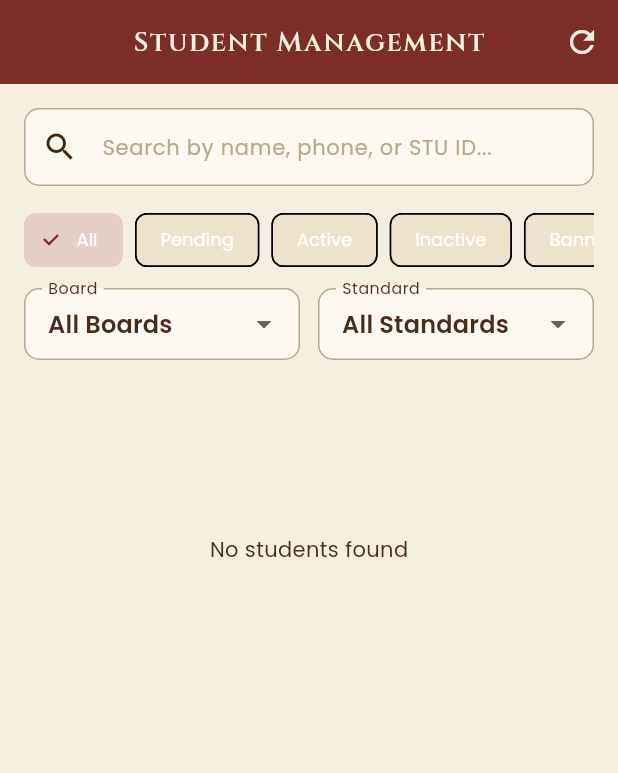
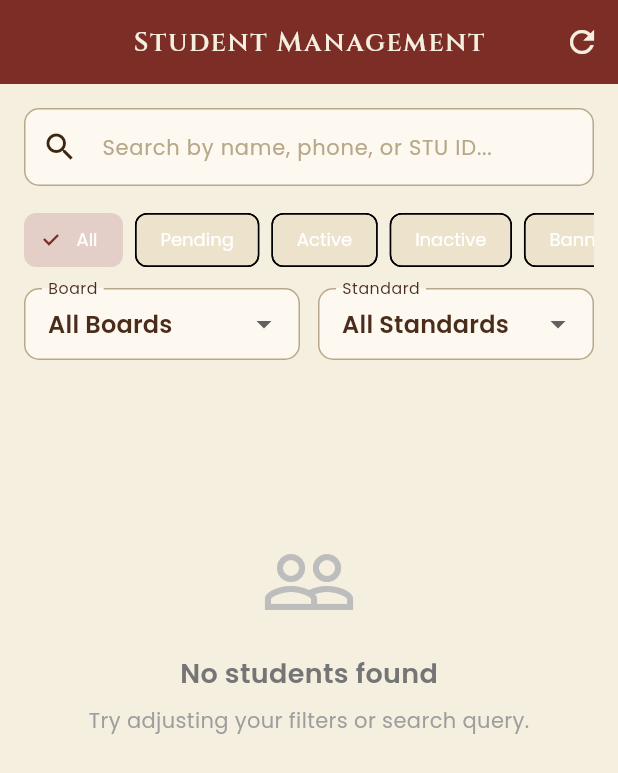
Before and after one commit to Mrudula211/vidyavardhini-classes_app, a Flutter app: the StudentListScreen screen opened by its route, on a phone screen of 412 x 824 dp. Shown: the top 773 px of the screen. Run offline on Flutter 3.47's test engine with Material 3 defaults, Android fonts, the phone set to English and light mode, and no system bars; our stand-ins replace firebase_core, flutter_riverpod, geolocator, go_router, google_fonts, hive_flutter and 3 more; accounts and stored records are empty; generated files the repository leaves out were written again.

Commit message:
🎨 Palette: Improve empty states for admin lists

```diff
--- a/lib/features/admin/students/screens/student_list_screen.dart
+++ b/lib/features/admin/students/screens/student_list_screen.dart
@@ -184,9 +184,33 @@ class _StudentListScreenState extends ConsumerState<StudentListScreen> {
                     onRefresh: _refreshStudents,
                     child: ListView(
                       physics: const AlwaysScrollableScrollPhysics(),
-                      children: const [
-                        SizedBox(height: 100),
-                        Center(child: Text('No students found')),
+                      children: [
+                        const SizedBox(height: 100),
+                        Center(
+                          child: Column(
+                            mainAxisAlignment: MainAxisAlignment.center,
+                            children: [
+                              Icon(Icons.people_outline,
+                                  size: 64, color: Colors.grey.shade400),
+                              const SizedBox(height: 16),
+                              Text(
+                                'No students found',
+                                style: TextStyle(
+                                  fontSize: 18,
+                                  fontWeight: FontWeight.w600,
+                                  color: Colors.grey.shade600,
+                                ),
+                              ),
+                              const SizedBox(height: 8),
+                              Text(
+                                'Try adjusting your filters or search query.',
+                                style: TextStyle(
+                                  color: Colors.grey.shade500,
+                                ),
+                              ),
+                            ],
+                          ),
+                        ),
                       ],
                     ),
                   );
```
Also changed, not shown: lib/features/admin/teachers/screens/teacher_list_screen.dart (+27 -3 lines), 1 other file.
